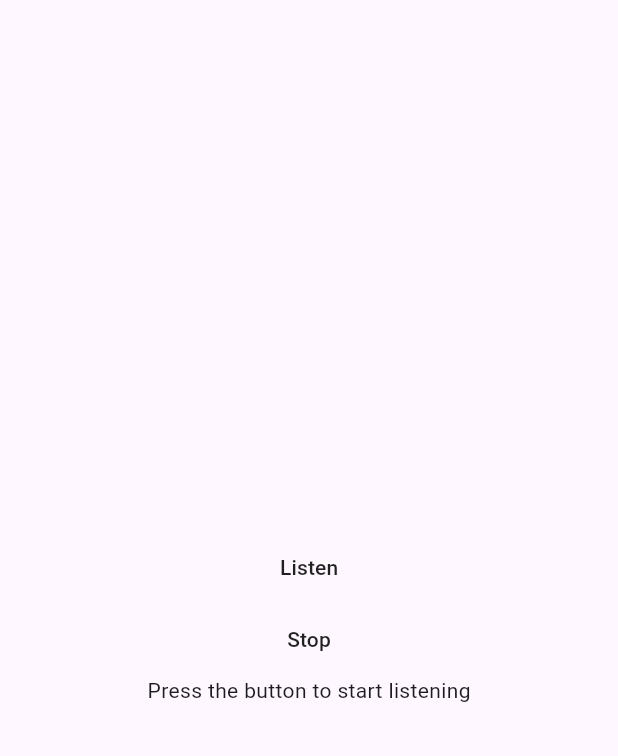
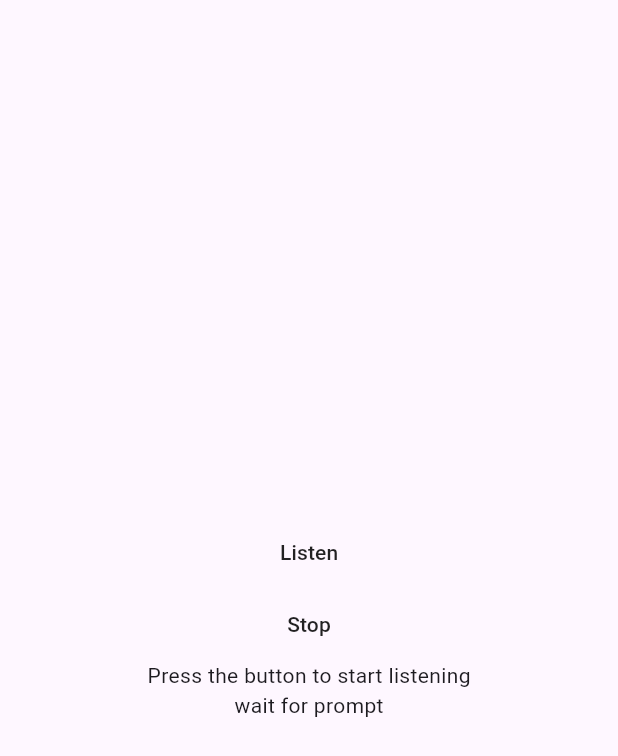
Before and after one commit to RamezNasser5/CtrlVoice_App, a Flutter app: the screen it shows after launch, on a phone screen of 412 x 824 dp. Shown: the top 756 px of the screen. Run offline on Flutter 3.47's test engine with Material 3 defaults, Android fonts, the phone set to English and light mode, and no system bars; our stand-ins replace flutter_bloc, flutter_dotenv, go_router, google_generative_ai, speech_to_text.

Commit message:
Add Assistant AI feature with environment variable support
- Introduced AssistantAiCubit and its states to handle AI prompt processing.
- Integrated Google Generative AI for content generation.
- Added .env file to store API keys securely.
- Updated HomeView to use AssistantAiCubit for processing speech-to-text results.
- Modified main.dart to load environment variables and provide necessary cubits.
- Updated pubspec.yaml and pubspec.lock to include flutter_dotenv and google_generative_ai

```diff
--- a/lib/core/routes/app_router.dart
+++ b/lib/core/routes/app_router.dart
@@ -1,7 +1,5 @@
-import 'package:ctrlvoice/features/home_feature/logic/bloc/bloc/speech_to_text_bloc.dart';
 import 'package:ctrlvoice/features/home_feature/ui/views/home_view.dart';
 import 'package:ctrlvoice/features/splach_feature/ui/views/splach_view.dart';
-import 'package:flutter_bloc/flutter_bloc.dart';
 import 'package:go_router/go_router.dart';
 
 abstract class AppRouter {
@@ -16,10 +14,7 @@ abstract class AppRouter {
       ),
       GoRoute(
         path: khomeView,
-        builder: (context, state) => BlocProvider(
-          create: (context) => SpeechToTextBloc(),
-          child: const HomeView(),
-        ),
+        builder: (context, state) => const HomeView(),
       ),
     ],
   );
--- /dev/null
+++ b/lib/features/home_feature/logic/cubits/cubit/assistant_ai_state.dart
@@ -0,0 +1,20 @@
+part of 'assistant_ai_cubit.dart';
+
+@immutable
+sealed class AssistantAiState {}
+
+final class AssistantAiInitial extends AssistantAiState {}
+
+final class AssistantAiLoading extends AssistantAiState {}
+
+final class AssistantAiSuccess extends AssistantAiState {
+  final String message;
+
+  AssistantAiSuccess({required this.message});
+}
+
+final class AssistantAiFailure extends AssistantAiState {
+  final String message;
+
+  AssistantAiFailure({required this.message});
+}
--- a/lib/features/home_feature/ui/views/home_view.dart
+++ b/lib/features/home_feature/ui/views/home_view.dart
@@ -1,4 +1,5 @@
 import 'package:ctrlvoice/features/home_feature/logic/bloc/bloc/speech_to_text_bloc.dart';
+import 'package:ctrlvoice/features/home_feature/logic/cubits/cubit/assistant_ai_cubit.dart';
 import 'package:flutter/material.dart';
 import 'package:flutter_bloc/flutter_bloc.dart';
 
@@ -36,11 +37,26 @@ class HomeView extends StatelessWidget {
                 } else if (state is SpeechToTextStartFailure) {
                   return Text('Error: ${state.message}');
                 } else if (state is SpeechToTextEndSuccess) {
+                  BlocProvider.of<AssistantAiCubit>(context)
+                      .processPrompt(state.message);
                   return Text('Final Result: ${state.message}');
                 } else if (state is SpeechToTextEndFailure) {
                   return Text('Error: ${state.message}');
                 } else {
                   return const Text('Press the button to start listening');
+                }
+              },
+            ),
+            BlocBuilder<AssistantAiCubit, AssistantAiState>(
+              builder: (context, state) {
+                if (state is AssistantAiLoading) {
+                  return const CircularProgressIndicator();
+                } else if (state is AssistantAiSuccess) {
+                  return Text(state.message);
+                } else if (state is AssistantAiFailure) {
+                  return Text(state.message);
+                } else {
+                  return const Text('wait for prompt');
                 }
               },
             ),
--- a/lib/main.dart
+++ b/lib/main.dart
@@ -1,7 +1,12 @@
 import 'package:ctrlvoice/core/routes/app_router.dart';
+import 'package:ctrlvoice/features/home_feature/logic/bloc/bloc/speech_to_text_bloc.dart';
+import 'package:ctrlvoice/features/home_feature/logic/cubits/cubit/assistant_ai_cubit.dart';
 import 'package:flutter/material.dart';
+import 'package:flutter_bloc/flutter_bloc.dart';
+import 'package:flutter_dotenv/flutter_dotenv.dart';
 
-void main() {
+void main() async {
+  await dotenv.load(fileName: "assets/files/.env");
   runApp(const CtrlVoice());
 }
 
@@ -10,9 +15,15 @@ class CtrlVoice extends StatelessWidget {
 
   @override
   Widget build(BuildContext context) {
-    return MaterialApp.router(
-      debugShowCheckedModeBanner: false,
-      routerConfig: AppRouter.routers,
+    return MultiBlocProvider(
+      providers: [
+        BlocProvider(create: (context) => SpeechToTextBloc()),
+        BlocProvider(create: (context) => AssistantAiCubit()),
+      ],
+      child: MaterialApp.router(
+        debugShowCheckedModeBanner: false,
+        routerConfig: AppRouter.routers,
+      ),
     );
   }
 }
--- a/pubspec.yaml
+++ b/pubspec.yaml
@@ -32,8 +32,10 @@ dependencies:
   flutter:
     sdk: flutter
   flutter_bloc: ^8.1.6
+  flutter_dotenv: ^5.1.0
   flutter_svg: ^2.0.10+1
   go_router: ^14.2.0
+  google_generative_ai: ^0.4.3
   speech_to_text: ^6.6.2
 
 dev_dependencies:
@@ -52,6 +54,7 @@ flutter:
   uses-material-design: true
   # To add assets to your application, add an assets section, like this:
   assets:
+    - assets/files/.env
     - assets/images/
   #   - images/a_dot_ham.jpeg
   # An image asset can refer to one or more resolution-specific "variants", see
```
Also changed, not shown: lib/features/home_feature/logic/cubits/cubit/assistant_ai_cubit.dart (added, +30 -0 lines), pubspec.lock, 1 other file.
